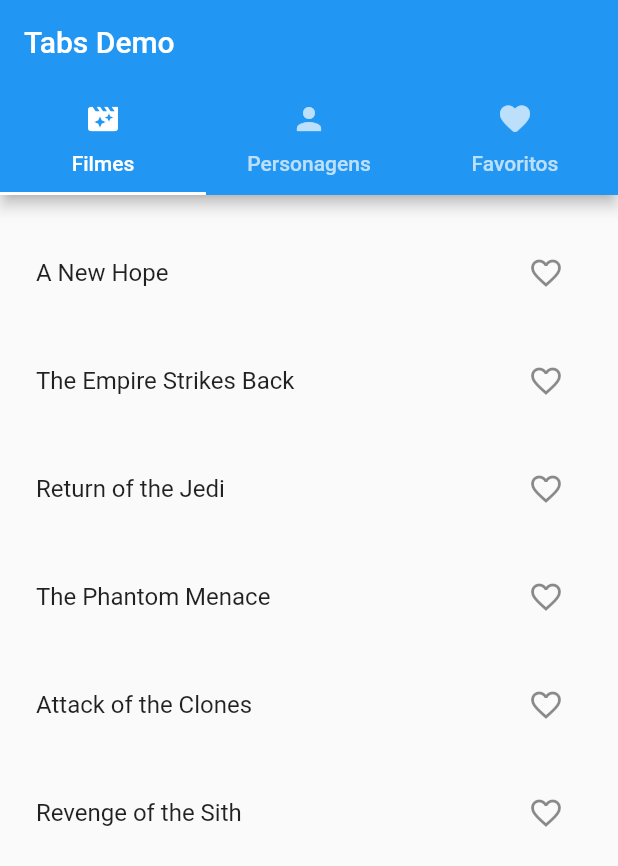
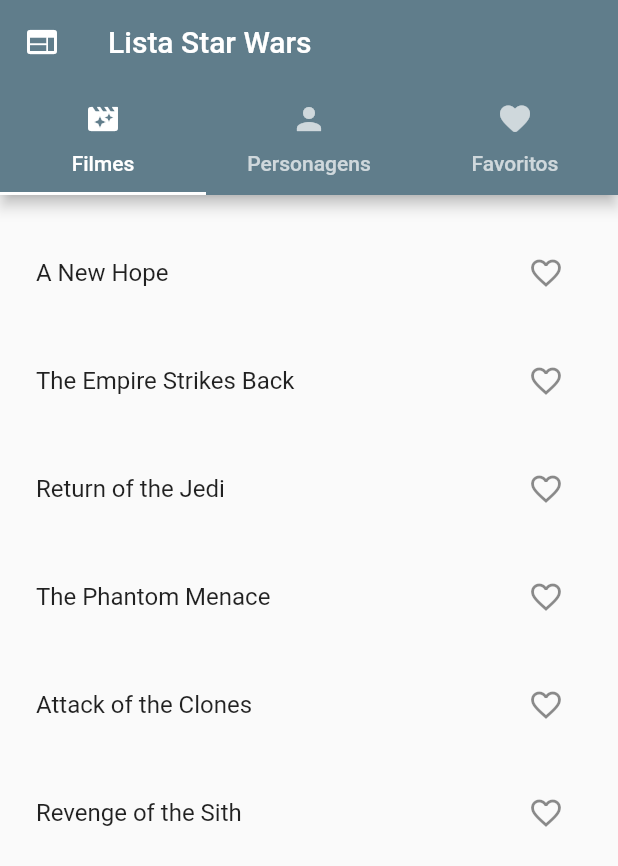
Before and after one commit to miguelfelipegama/escribo_starwars, a Flutter app: the screen it shows after launch, on a phone screen of 412 x 824 dp. Shown: the top 866 px of the screen. Run offline on Flutter 3.47's test engine with Material 2 defaults, Android fonts, the phone set to English and light mode, and no system bars; our stand-ins replace sqflite, webview_flutter; accounts and stored records are empty; network calls fail.

```diff
--- a/lib/main.dart
+++ b/lib/main.dart
@@ -6,22 +6,31 @@ import 'package:flutter/material.dart';
 import 'package:provider/provider.dart';
 import 'package:testing_app/models/filmes.dart';
 import 'package:testing_app/models/personagens.dart';
-import 'package:testing_app/screens/personagens.dart';
+import 'package:testing_app/screens/itens.dart';
+import 'package:testing_app/screens/webview.dart';
 import 'models/favorites.dart';
 import 'screens/favorites.dart';
-import 'screens/filmes.dart';
 
 void main() async {
   final filmes = await getFilmes().then((value) => value.results);
+  final List<String> filmesString = [];
+  for (var element in filmes) {
+    filmesString.add(element.title);
+  }
   final personagens = await getPersonagens().then((value) => value.results);
-  runApp(StarWarsApp(filmes: filmes, personagens: personagens));
+  final List<String> presonagensString = [];
+  for (var element in personagens) {
+    presonagensString.add(element.name);
+  }
+  runApp(StarWarsApp(filmes: filmesString, personagens: presonagensString));
 }
 
 class StarWarsApp extends StatelessWidget {
-  StarWarsApp({super.key, required this.filmes, required this.personagens});
+  const StarWarsApp(
+      {super.key, required this.filmes, required this.personagens});
 
-  final List<Filmes> filmes;
-  final List<Personagem> personagens;
+  final List<String> filmes;
+  final List<String> personagens;
 
   @override
   Widget build(BuildContext context) {
@@ -30,18 +39,27 @@ class StarWarsApp extends StatelessWidget {
       child: MaterialApp(
         title: 'Star Wars Escribo',
         theme: ThemeData(
-          primarySwatch: Colors.blue,
+          primarySwatch: Colors.blueGrey,
         ),
         routes: {
-          TelaFilmes.routeName: (context) => TelaFilmes(
-                filmes: filmes,
+          TelaItens.routeName: (context) => TelaItens(
+                itens: filmes,
+                origem: true,
               ),
           FavoritesPage.routeName: (context) => const FavoritesPage(),
         },
-        home: DefaultTabController(
+        home: Builder(builder: (context) {
+          return DefaultTabController(
             length: 3,
             child: Scaffold(
               appBar: AppBar(
+                leading: IconButton(
+                  icon: const Icon(Icons.web),
+                  onPressed: () {
+                    Navigator.of(context).push(MaterialPageRoute(
+                        builder: (BuildContext context) => const WebViewApp()));
+                  },
+                ),
                 bottom: const TabBar(
                   tabs: [
                     Tab(icon: Icon(Icons.movie_filter_rounded), text: 'Filmes'),
@@ -55,17 +73,18 @@ class StarWarsApp extends StatelessWidget {
                     ),
                   ],
                 ),
-              title: const Text('Tabs Demo'),
+                title: const Text('Lista Star Wars'),
               ),
               body: TabBarView(
                 children: [
-                TelaFilmes(filmes: filmes),
-                TelaPersonagens(personagens: personagens),
+                  TelaItens(itens: filmes, origem: false),
+                  TelaItens(itens: personagens, origem: true),
                   const FavoritesPage(),
                 ],
               ),
             ),
-        ),
+          );
+        }),
       ),
     );
   }
--- a/lib/models/favorites.dart
+++ b/lib/models/favorites.dart
@@ -6,17 +6,24 @@ import 'package:flutter/material.dart';
 
 /// The [Favorites] class holds a list of favorite items saved by the user.
 class Favorites extends ChangeNotifier {
-  final List<String> _favoriteItems = [];
+  final List<Favorite> _favoriteItems = [];
 
-  List<String> get items => _favoriteItems;
+  List<Favorite> get items => _favoriteItems;
 
-  void add(String itemNo) {
+  void add(Favorite itemNo) {
     _favoriteItems.add(itemNo);
     notifyListeners();
   }
 
-  void remove(String itemNo) {
+  void remove(Favorite itemNo) {
     _favoriteItems.remove(itemNo);
     notifyListeners();
   }
 }
+
+class Favorite {
+  final String texto;
+  final bool origem;
+
+  Favorite({required this.texto, required this.origem});
+}
--- a/lib/models/personagens.dart
+++ b/lib/models/personagens.dart
@@ -41,7 +41,6 @@ Future<PersonagemAPI> getPersonagens() async {
   try {
     final response = await http.get(Uri.parse(targetURL));
     if (response.statusCode == 200) {
-      print(response.body);
       return PersonagemAPI.fromJson(
           json.decode(response.body) as Map<String, dynamic>);
     }
--- a/lib/screens/filmes.dart
+++ /dev/null
@@ -1,65 +0,0 @@
-// Copyright 2020 The Flutter team. All rights reserved.
-// Use of this source code is governed by a BSD-style license that can be
-// found in the LICENSE file.
-
-import 'package:flutter/material.dart';
-import 'package:provider/provider.dart';
-import 'package:testing_app/models/filmes.dart';
-import '../models/favorites.dart';
-import 'favorites.dart';
-
-class TelaFilmes extends StatelessWidget {
-  static String routeName = '/home';
-
-  const TelaFilmes({super.key, required this.filmes});
-  final List<Filmes> filmes;
-  @override
-  Widget build(BuildContext context) {
-    return ListView.builder(
-      itemCount: filmes.length,
-      cacheExtent: 20.0,
-      padding: const EdgeInsets.symmetric(vertical: 16),
-      itemBuilder: (context, index) => ItemTile(filmes[index]),
-    );
-  }
-}
-
-class ItemTile extends StatelessWidget {
-  final Filmes item;
-
-  const ItemTile(this.item, {super.key});
-
-  @override
-  Widget build(BuildContext context) {
-    var favoritesList = Provider.of<Favorites>(context);
-
-    return Padding(
-      padding: const EdgeInsets.all(8.0),
-      child: ListTile(
-        title: Text(
-          item.title,
-          key: Key('text_$item.release_date'),
-        ),
-        trailing: IconButton(
-          key: Key('icon_$item.release_date'),
-          icon: favoritesList.items.contains(item.title)
-              ? const Icon(Icons.favorite)
-              : const Icon(Icons.favorite_border),
-          onPressed: () {
-            !favoritesList.items.contains(item.title)
-                ? favoritesList.add(item.title)
-                : favoritesList.remove(item.title);
-            ScaffoldMessenger.of(context).showSnackBar(
-              SnackBar(
-                content: Text(favoritesList.items.contains(item.title)
-                    ? 'Added to favorites.'
-                    : 'Removed from favorites.'),
-                duration: const Duration(seconds: 1),
-              ),
-            );
-          },
-        ),
-      ),
-    );
-  }
-}
--- a/lib/screens/personagens.dart
+++ b/lib/screens/itens.dart
@@ -4,27 +4,28 @@
 
 import 'package:flutter/material.dart';
 import 'package:provider/provider.dart';
-import 'package:testing_app/models/personagens.dart';
 import '../models/favorites.dart';
 
-class TelaPersonagens extends StatelessWidget {
+class TelaItens extends StatelessWidget {
   static String routeName = '/home';
 
-  const TelaPersonagens({super.key, required this.personagens});
-  final List<Personagem> personagens;
+  const TelaItens({super.key, required this.itens, required this.origem});
+  final List<String> itens;
+  final bool origem;
   @override
   Widget build(BuildContext context) {
     return ListView.builder(
-      itemCount: personagens.length,
+      itemCount: itens.length,
       cacheExtent: 20.0,
       padding: const EdgeInsets.symmetric(vertical: 16),
-      itemBuilder: (context, index) => ItemTile(personagens[index].name),
+      itemBuilder: (context, index) =>
+          ItemTile(Favorite(texto: itens[index], origem: origem)),
     );
   }
 }
 
 class ItemTile extends StatelessWidget {
-  final String itemNo;
+  final Favorite itemNo;
 
   const ItemTile(this.itemNo, {super.key});
 
@@ -36,7 +37,7 @@ class ItemTile extends StatelessWidget {
       padding: const EdgeInsets.all(8.0),
       child: ListTile(
         title: Text(
-          itemNo,
+          itemNo.texto,
           key: Key('text_$itemNo'),
         ),
         trailing: IconButton(
--- a/pubspec.yaml
+++ b/pubspec.yaml
@@ -43,6 +43,7 @@ dependencies:
   http: ^0.13.4
   json_annotation: ^4.6.0
   json_serializable: ^6.1.5
+  webview_flutter: ^3.0.4
 
 dev_dependencies:
   flutter_test:
```
Also changed, not shown: lib/screens/favorites.dart (+5 -2 lines), lib/screens/webview.dart (added, +40 -0 lines), pubspec.lock, 1 other file. Lines whose indentation alone changed are shown as unchanged.
